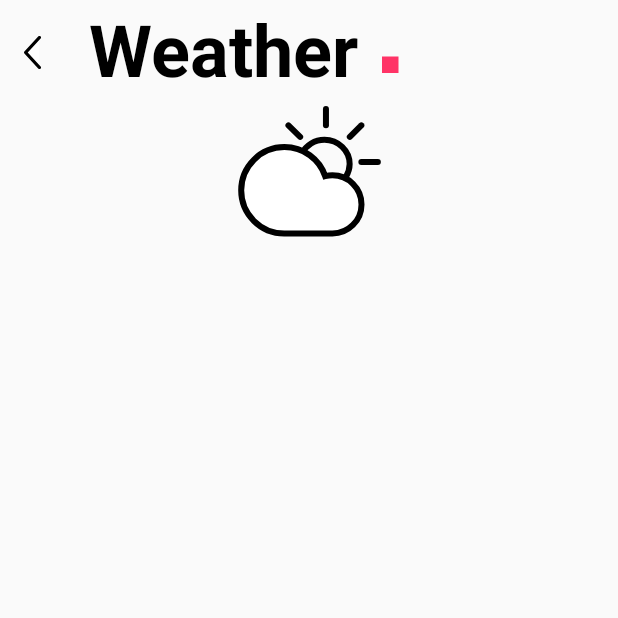
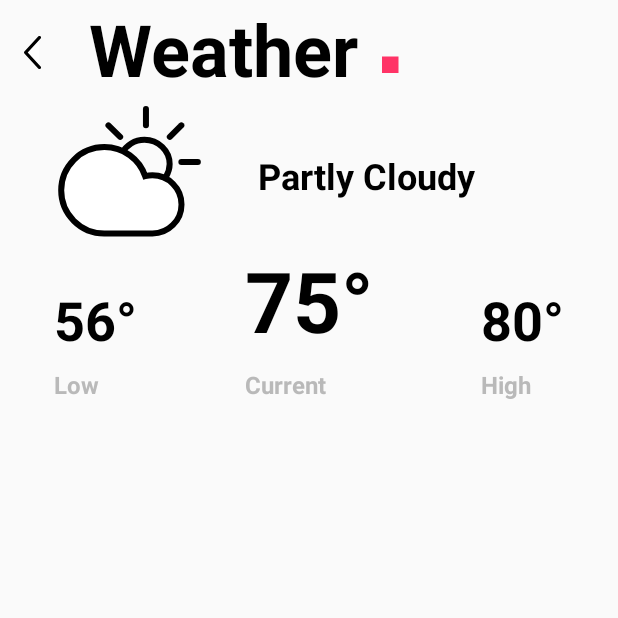
Before and after one commit to albertsus/Lifestyle-App, an Android app: the WeatherActivity screen opened directly, with no data from a screen before it, on a phone screen of 412 x 824 dp, the top half of it. Run offline under Robolectric (Android 15) with nearby library versions, the phone set to English and light mode, and no system bars.

Commit message:
weather layout updated

```diff
--- a/app/src/main/java/cs6018/lifestyleapp/HomeActivity.java
+++ b/app/src/main/java/cs6018/lifestyleapp/HomeActivity.java
@@ -18,7 +18,7 @@ public class HomeActivity extends AppCompatActivity {
     final Fragment toolsFrag = new ToolsFrag();
     final Fragment profileFrag = new ProfileFrag();
     final FragmentManager fragBoss = getSupportFragmentManager();
-    Fragment active = profileFrag;
+    Fragment active = statsFrag;
 
     User user = new User();
 
@@ -123,7 +123,7 @@ public class HomeActivity extends AppCompatActivity {
     }
 
     /**
-     * Handle events, the submission of the serach field and GPS coordinates.
+     * Handle the tools activity click events.
      *
      * @param view
      */
--- a/app/src/main/res/layout/activity_weather.xml
+++ b/app/src/main/res/layout/activity_weather.xml
@@ -7,7 +7,6 @@
     tools:context=".WeatherActivity">
 
     <!--Title-->
-
     <ImageView
         android:id="@+id/ic_weather_back_arrow"
         android:layout_width="wrap_content"
@@ -40,14 +39,117 @@
         app:layout_constraintStart_toEndOf="@id/weather_activity_title"
         app:layout_constraintBottom_toBottomOf="@id/weather_activity_title"
         android:src="@drawable/ic_period" />
+    <!--Weather Icon-->
     <ImageView
         android:id="@+id/ic_weather_large"
         android:layout_height="100dp"
-        android:layout_width="100dp"
+        android:layout_width="136dp"
+        android:paddingStart="36dp"
+        app:layout_constraintStart_toStartOf="parent"
+        app:layout_constraintTop_toBottomOf="@id/weather_activity_title"
+        android:src="@drawable/ic_weather_big" />
+    <TextView
+        android:id="@+id/weather_summary"
+        android:textColor="@android:color/black"
+        android:layout_width="wrap_content"
+        android:layout_height="wrap_content"
+        android:text="Partly Cloudy"
+        tools:text="Partly Cloudy"
+        android:paddingStart="36dp"
+        android:paddingTop="36dp"
+        android:textSize="24sp"
+        android:textStyle="bold"
+        app:layout_constraintStart_toEndOf="@id/ic_weather_large"
+        app:layout_constraintTop_toTopOf="@id/ic_weather_large"
+        android:paddingLeft="16dp" />
+
+    <!--Temperature-->
+    <TextView
+        android:id="@+id/tv_temp_low"
+        android:textColor="@android:color/black"
+        android:layout_width="wrap_content"
+        android:layout_height="wrap_content"
+        android:text="56\u00B0"
+        tools:text="56\u00B0"
+        android:paddingStart="36dp"
+        android:paddingTop="24dp"
+        android:textSize="36sp"
+        android:textStyle="bold"
+        app:layout_constraintStart_toStartOf="parent"
+        app:layout_constraintTop_toBottomOf="@id/ic_weather_large"
+        android:paddingLeft="16dp" />
+    <TextView
+        android:id="@+id/tv_temp_low_label"
+        android:textColor="@color/textLabelDefault"
+        android:layout_width="wrap_content"
+        android:layout_height="wrap_content"
+        android:text="Low"
+        tools:text="Low"
+        android:paddingStart="36dp"
+        android:paddingTop="8dp"
+        android:textSize="16sp"
+        android:textStyle="bold"
+        app:layout_constraintStart_toStartOf="@id/tv_temp_low"
+        app:layout_constraintTop_toBottomOf="@id/tv_temp_low"
+        android:paddingLeft="16dp" />
+
+    <TextView
+        android:id="@+id/tv_temp_current"
+        android:layout_width="wrap_content"
+        android:layout_height="wrap_content"
+        android:text="75\u00B0"
+        android:textColor="@android:color/black"
+        android:textSize="56sp"
+        android:textStyle="bold"
+        tools:text="75\u00B0"
+        app:layout_constraintBottom_toBottomOf="@id/tv_temp_low"
         app:layout_constraintStart_toStartOf="parent"
         app:layout_constraintEnd_toEndOf="parent"
-        app:layout_constraintTop_toBottomOf="@id/weather_activity_title"
-        android:src="@drawable/ic_weather_big" />
+        />
+    <TextView
+        android:id="@+id/tv_temp_current_label"
+        android:textColor="@color/textLabelDefault"
+        android:layout_width="wrap_content"
+        android:layout_height="wrap_content"
+        android:text="Current"
+        tools:text="Current"
+        android:paddingTop="8dp"
+        android:textSize="16sp"
+        android:textStyle="bold"
+        app:layout_constraintStart_toStartOf="@id/tv_temp_current"
+        app:layout_constraintTop_toBottomOf="@id/tv_temp_current" />
+
+    <TextView
+        android:id="@+id/tv_temp_high"
+        android:textColor="@android:color/black"
+        android:layout_width="wrap_content"
+        android:layout_height="wrap_content"
+        android:text="80\u00B0"
+        tools:text="80\u00B0"
+        android:paddingEnd="36dp"
+        android:paddingTop="24dp"
+        android:textSize="36sp"
+        android:textStyle="bold"
+        app:layout_constraintEnd_toEndOf="parent"
+        app:layout_constraintTop_toBottomOf="@id/ic_weather_large"
+        android:paddingRight="16dp"
+        />
+    <TextView
+        android:id="@+id/tv_temp_high_label"
+        android:textColor="@color/textLabelDefault"
+        android:layout_width="wrap_content"
+        android:layout_height="wrap_content"
+        android:text="High"
+        tools:text="High"
+        android:paddingEnd="36dp"
+        android:paddingTop="8dp"
+        android:textSize="16sp"
+        android:textStyle="bold"
+        app:layout_constraintEnd_toEndOf="pareent"
+        app:layout_constraintTop_toBottomOf="@id/tv_temp_high"
+        app:layout_constraintStart_toStartOf="@id/tv_temp_high"
+        android:paddingRight="16dp" />
+
 
 
 </android.support.constraint.ConstraintLayout>
```
Also changed, not shown: 2 other files.
